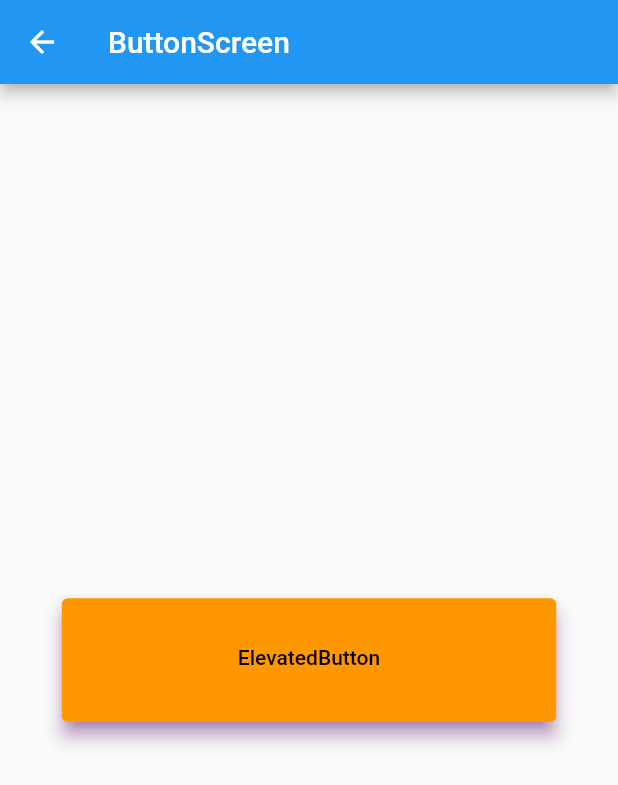
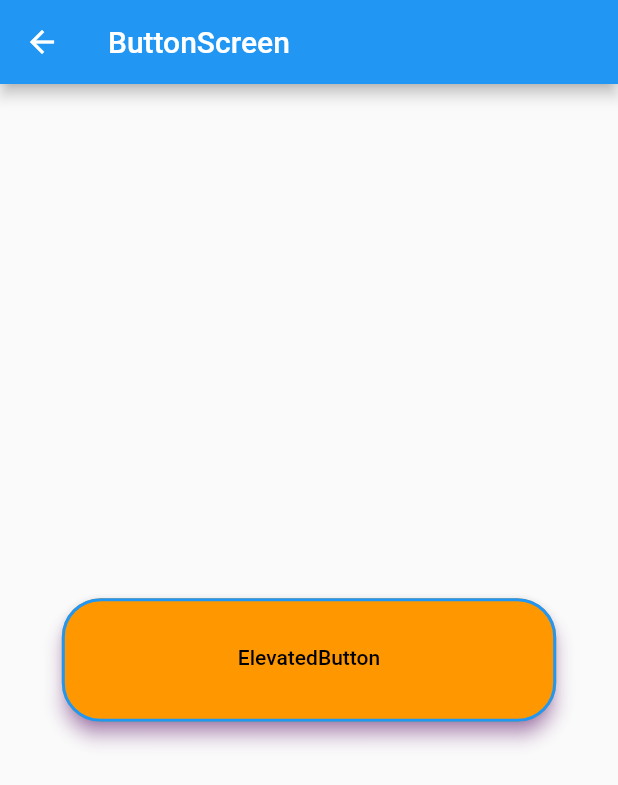
Before and after one commit to jinhan38/flutter_lecture_offline, a Flutter app: the ButtonScreen screen opened directly, on a phone screen of 412 x 824 dp. Shown: the top 785 px of the screen. Run offline on Flutter 3.47's test engine with Material 2 defaults, Android fonts, the phone set to English and light mode, and no system bars.

Commit message:
4주차 Button shape 공부중

```diff
--- a/lib/ch4/button_screen.dart
+++ b/lib/ch4/button_screen.dart
@@ -31,9 +31,6 @@ class _ButtonScreenState extends State<ButtonScreen> {
   }
 
   Widget _elevatedButton() {
-    double width = MediaQuery.of(context).size.width;
-    double height = MediaQuery.of(context).size.height;
-    // print('width : $width, height : $height');
     return ElevatedButton(
       // 버튼을 클릭 했을 때 진입
       onPressed: () {
@@ -54,7 +51,16 @@ class _ButtonScreenState extends State<ButtonScreen> {
       // 버튼 비활성화 처리
       // onPressed: null,
 
-      style: ElevatedButton.styleFrom(
+      style: buttonStyle(),
+
+      child: Text("ElevatedButton"),
+    );
+  }
+
+  ButtonStyle buttonStyle() {
+    double width = MediaQuery.of(context).size.width;
+    double height = MediaQuery.of(context).size.height;
+    return ElevatedButton.styleFrom(
       // 버튼의 컬러
       backgroundColor: Colors.orange,
 
@@ -84,11 +90,17 @@ class _ButtonScreenState extends State<ButtonScreen> {
 
       disabledMouseCursor: SystemMouseCursors.basic,
 
-        enabledMouseCursor:SystemMouseCursors.grab,
+      enabledMouseCursor: SystemMouseCursors.grab,
 
-      ),
+      shape: _shape(),
+    );
+  }
 
-      child: Text("ElevatedButton"),
+
+  OutlinedBorder _shape() {
+    return RoundedRectangleBorder(
+      borderRadius: BorderRadius.circular(26),
+      side: BorderSide(width: 2, color: Colors.blue),
     );
   }
 }
```
Lines whose indentation alone changed are shown as unchanged.
